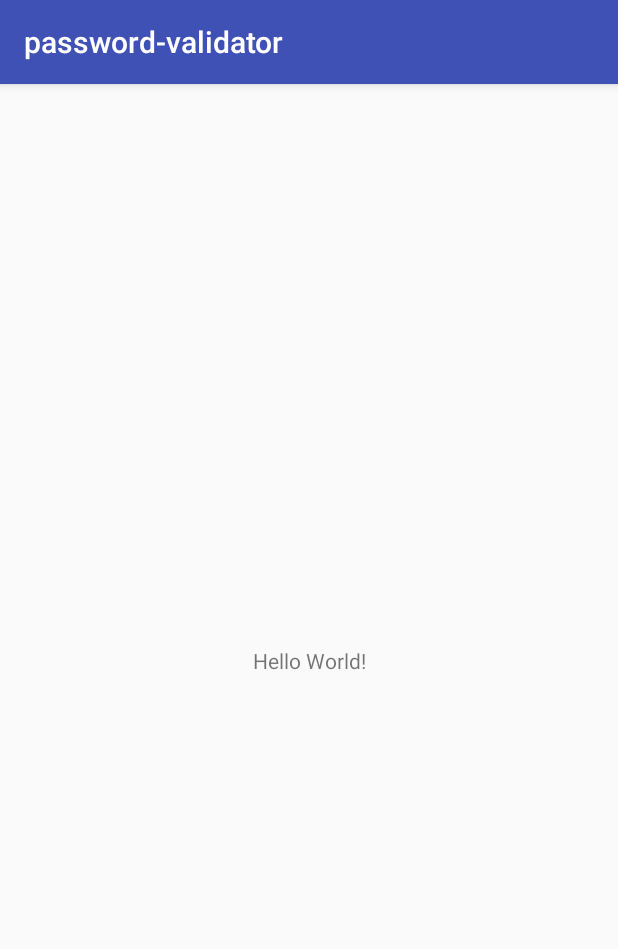
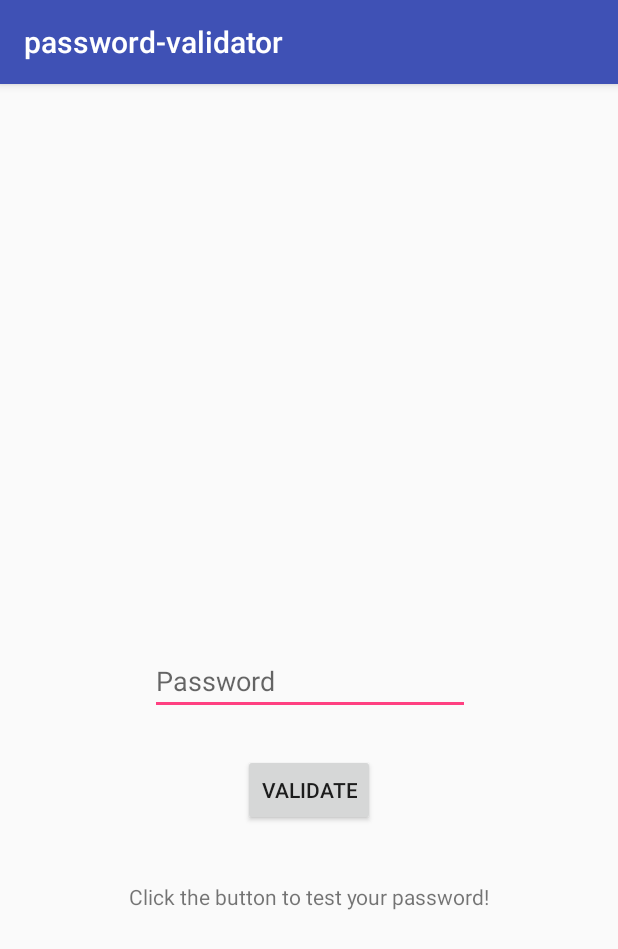
Before and after one commit to georgefaraj/password-validator, an Android app: the screen it shows after launch (MainActivity), on a phone screen of 412 x 824 dp. Shown: the top 949 px of the screen. Run offline under Robolectric (Android 15) with nearby library versions, the phone set to English and light mode, and no system bars.

Commit message:
Working App, Espresso Tests Still Pending

```diff
--- a/app/build.gradle
+++ b/app/build.gradle
@@ -8,6 +8,8 @@ android {
         targetSdkVersion 27
         versionCode 1
         versionName "1.0"
+        testInstrumentationRunner "android.support.test.runner.AndroidJUnitRunner"
+
         testInstrumentationRunner "android.support.test.runner.AndroidJUnitRunner"
     }
     buildTypes {
@@ -25,4 +27,8 @@ dependencies {
     testImplementation 'junit:junit:4.12'
     androidTestImplementation 'com.android.support.test:runner:1.0.2'
     androidTestImplementation 'com.android.support.test.espresso:espresso-core:3.0.2'
+
+    androidTestImplementation 'com.android.support.test.espresso:espresso-core:3.0.2'
+    androidTestImplementation 'com.android.support.test:runner:1.0.2'
+    androidTestImplementation 'com.android.support.test:rules:1.0.2'
 }
--- a/app/src/main/res/layout/activity_main.xml
+++ b/app/src/main/res/layout/activity_main.xml
@@ -7,12 +7,40 @@
     tools:context=".MainActivity">
 
     <TextView
+        android:id="@+id/responseText"
         android:layout_width="wrap_content"
         android:layout_height="wrap_content"
-        android:text="Hello World!"
+        android:text="Click the button to test your password!"
         app:layout_constraintBottom_toBottomOf="parent"
         app:layout_constraintLeft_toLeftOf="parent"
         app:layout_constraintRight_toRightOf="parent"
-        app:layout_constraintTop_toTopOf="parent" />
+        app:layout_constraintTop_toTopOf="parent"
+        app:layout_constraintVertical_bias="0.711" />
+
+    <Button
+        android:id="@+id/button"
+        android:layout_width="wrap_content"
+        android:layout_height="wrap_content"
+        android:onClick="checkPassword"
+        android:text="Validate"
+        app:layout_constraintBottom_toTopOf="@+id/responseText"
+        app:layout_constraintEnd_toEndOf="parent"
+        app:layout_constraintStart_toStartOf="parent"
+        app:layout_constraintTop_toTopOf="parent"
+        app:layout_constraintVertical_bias="0.923" />
+
+    <EditText
+        android:id="@+id/editText"
+        android:layout_width="wrap_content"
+        android:layout_height="wrap_content"
+        android:ems="10"
+        android:hint="Password"
+        android:inputType="textPassword"
+        app:layout_constraintBottom_toTopOf="@+id/button"
+        app:layout_constraintEnd_toEndOf="parent"
+        app:layout_constraintHorizontal_bias="0.502"
+        app:layout_constraintStart_toStartOf="parent"
+        app:layout_constraintTop_toTopOf="parent"
+        app:layout_constraintVertical_bias="0.935" />
 
 </android.support.constraint.ConstraintLayout>
```
Also changed, not shown: app/src/main/java/com/example/georgefaraj/password_validator/MainActivity.java (+13 -0 lines), 1 other file.
